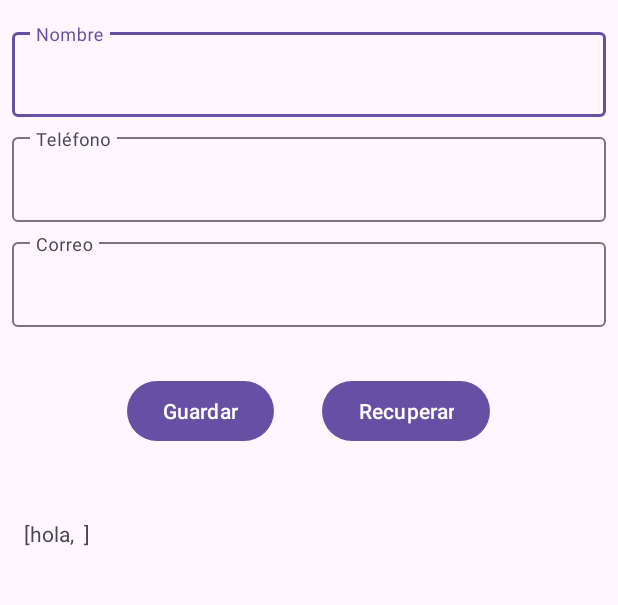
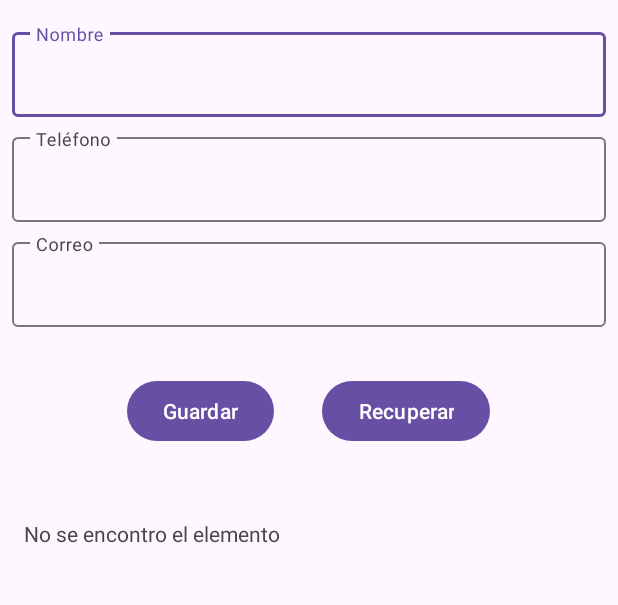
Before and after one commit to fjavmv/CursoAndroidKotlin, an Android app: the screen it shows after launch (MainActivity), after a tap on "Recuperar", on a phone screen of 412 x 824 dp, the part 85-690 px from its top. Run offline under Robolectric (Android 15) with nearby library versions, the phone set to English and light mode, and no system bars; 1 other tap on this screen came first.

Commit message:
sharedpreferent

```diff
--- a/SharedPreferences/app/src/main/java/com/example/sharedpreferences/MainActivity.kt
+++ b/SharedPreferences/app/src/main/java/com/example/sharedpreferences/MainActivity.kt
@@ -1,6 +1,7 @@
 package com.example.sharedpreferences
 
 import android.content.Context
+import android.content.SharedPreferences
 import androidx.appcompat.app.AppCompatActivity
 import android.os.Bundle
 import android.widget.Button
@@ -21,7 +22,14 @@ class MainActivity : AppCompatActivity() {
         super.onCreate(savedInstanceState)
         setContentView(R.layout.activity_main)
         initControl()
-        val preferen = getSharedPreferences("agenda", Context.MODE_PRIVATE)
+        //Obtenemos una referencia de un objeto de la clase SharedPreferences
+        //El primer parámetro es el nombre del archivo
+        //segundo la forma de creación del archivo (MODE_PRIVATE indica que solo esta aplicación puede consultar el archivo
+        val preferen = getSharedPreferences(
+            resources.getString(R.string.key_sharedpreferen_name),
+            Context.MODE_PRIVATE
+        )
+        //Inyectamos una dependecia
         val preferencias = Preferencias(preferen)
 
         btnGuardar.setOnClickListener {
@@ -31,17 +39,20 @@ class MainActivity : AppCompatActivity() {
         }
 
         btnRecuperar.setOnClickListener {
-            val dato = edtNombre.text.toString()
-            if (dato.isEmpty()){
+            if (buscarKey().isEmpty()) {
                 display("No se ingresó un valor de búsqueda")
-            }else{
-                txtMostrar.text =   preferencias.consultarPreferencia(dato).toString()
+            } else {
+                txtMostrar.text = preferencias.consultarPreferencia(buscarKey())
             }
 
         }
     }
 
-    private fun initControl(){
+    private fun buscarKey(): String {
+        return edtNombre.text.toString()
+    }
+
+    private fun initControl() {
         edtNombre = findViewById(R.id.edtNombre)
         edtTelefono = findViewById(R.id.edtTelefono)
         edtEmail = findViewById(R.id.edtEmail)
@@ -50,24 +61,21 @@ class MainActivity : AppCompatActivity() {
         txtMostrar = findViewById(R.id.txtDatos)
     }
 
-    private fun obtenerDatos(): Agenda{
-        return Agenda(edtNombre.text.toString(),edtTelefono.text.toString(),edtEmail.text.toString())
+    private fun obtenerDatos(): Agenda {
+        return Agenda(
+            edtNombre.text.toString(),
+            edtTelefono.text.toString(),
+            edtEmail.text.toString()
+        )
     }
 
-
-
-
-
-    private fun limpiarCampos(){
+    private fun limpiarCampos() {
         edtNombre.setText(" ")
         edtTelefono.setText(" ")
         edtEmail.setText(" ")
     }
 
-
-
-
-    private fun display(mensaje: String){
-        Toast.makeText(this,mensaje,Toast.LENGTH_SHORT).show()
+    private fun display(mensaje: String) {
+        Toast.makeText(this, mensaje, Toast.LENGTH_SHORT).show()
     }
 }
--- a/SharedPreferences/app/src/main/java/com/example/sharedpreferences/Preferencias.kt
+++ b/SharedPreferences/app/src/main/java/com/example/sharedpreferences/Preferencias.kt
@@ -5,26 +5,20 @@ import android.content.SharedPreferences
 import android.widget.EditText
 import android.widget.Toast
 
-class Preferencias(private val preferences: SharedPreferences){
-
+class Preferencias(private val preferences: SharedPreferences) {
 
     fun guardarPreferencia(agenda: Agenda) {
-        //Obtenemos una referencia de un objeto de la clase SharedPreferences
-        //El primer parámetro es el nombre del archivo
-        //segundo la forma de creación del archivo (MODE_PRIVATE indica que solo esta aplicación puede consultar el archivo
         val editor = preferences.edit()
-        editor.putStringSet(agenda.nombre, mutableSetOf(agenda.nombre,agenda.telefono,agenda.email))
-        //editor.putString("Teléfono", agenda.telefono)
-       // editor.putString("Email", agenda.email)
+        editor.putString(
+            agenda.nombre,
+            "Nombre: ${agenda.nombre} \nTelélefono: ${agenda.telefono} \nCorreo: ${agenda.email}"
+        )
+        editor.commit()
         editor.apply()
-       // editor.commit()
     }
 
-    fun consultarPreferencia(dato: String): MutableSet<String>? {
-        val nombre = preferences.getStringSet( dato,mutableSetOf("hola"," "," "," "))
-        //val telefono = preferences.getString("Teléfono", "No hay teléfonos registrados")
-        //val email = preferences.getString("Email", "No hay emails registrados")
-        return nombre
+    fun consultarPreferencia(dato: String): String? {
+        return preferences.getString(dato, "No se encontro el elemento")
     }
 
 }
--- a/SharedPreferences/app/src/main/res/values/strings.xml
+++ b/SharedPreferences/app/src/main/res/values/strings.xml
@@ -1,3 +1,4 @@
 <resources>
     <string name="app_name">SharedPreferences</string>
+    <string name="key_sharedpreferen_name">Agenda</string>
 </resources>
```
